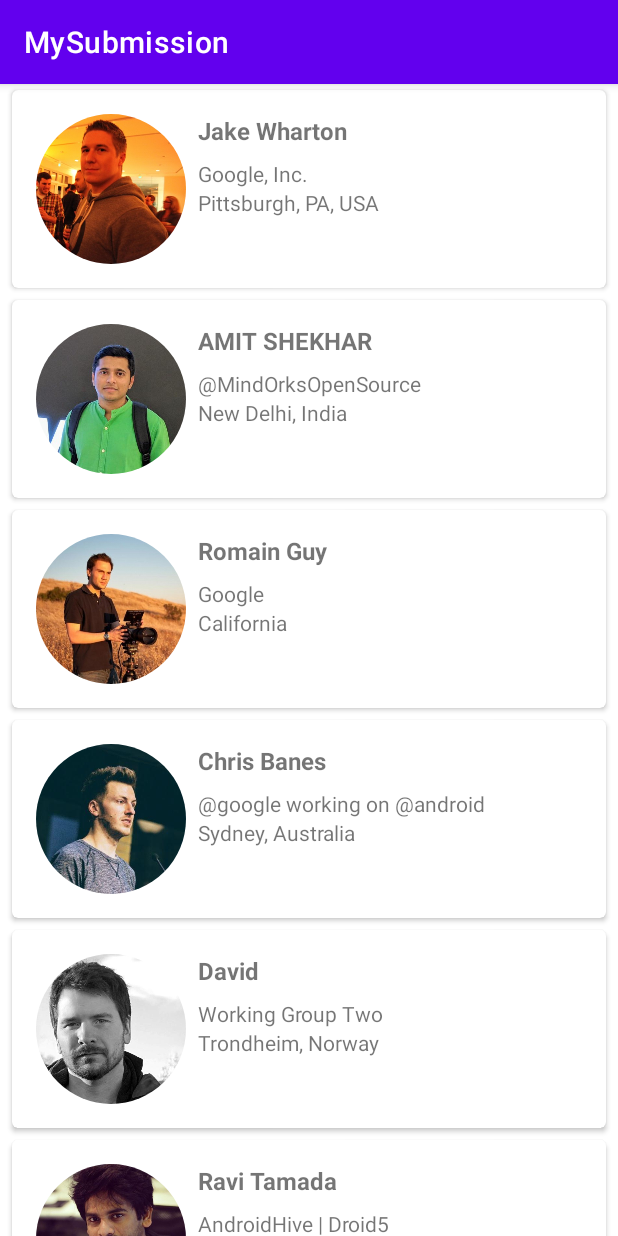
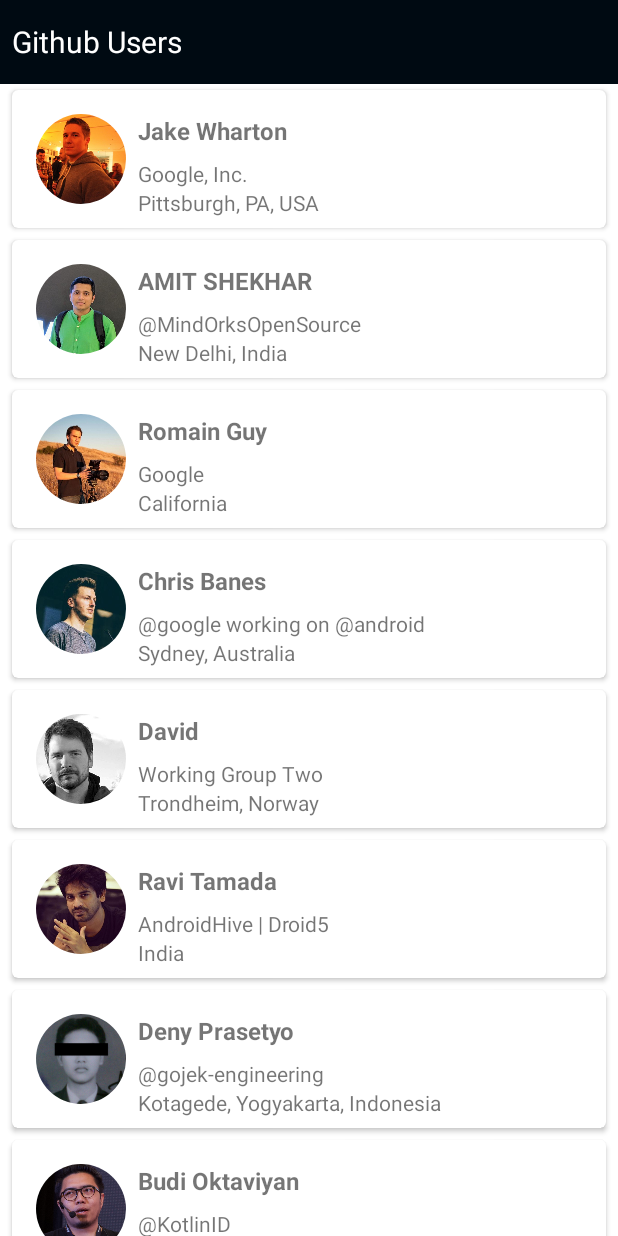
Before and after one commit to masuyamaster/Dicoding_MySubmission1, an Android app: the screen it shows after launch (MainActivity), on a phone screen of 412 x 824 dp. Run offline under Robolectric (Android 15) with nearby library versions, the phone set to English and light mode, and no system bars.

Commit message:
recyclerview 2

```diff
--- a/app/src/main/AndroidManifest.xml
+++ b/app/src/main/AndroidManifest.xml
@@ -9,7 +9,9 @@
         android:roundIcon="@mipmap/ic_launcher_round"
         android:supportsRtl="true"
         android:theme="@style/Theme.MySubmission">
-        <activity android:name=".MainActivity"
+        <activity android:name=".UserProfileActivity"></activity>
+        <activity
+            android:name=".MainActivity"
             android:exported="true">
             <intent-filter>
                 <action android:name="android.intent.action.MAIN" />
--- /dev/null
+++ b/app/src/main/java/com/roziqrizal/mysubmission/UserProfileActivity.kt
@@ -0,0 +1,11 @@
+package com.roziqrizal.mysubmission
+
+import androidx.appcompat.app.AppCompatActivity
+import android.os.Bundle
+
+class UserProfileActivity : AppCompatActivity() {
+    override fun onCreate(savedInstanceState: Bundle?) {
+        super.onCreate(savedInstanceState)
+        setContentView(R.layout.activity_user_profile)
+    }
+}
--- a/app/src/main/res/layout/activity_main.xml
+++ b/app/src/main/res/layout/activity_main.xml
@@ -6,6 +6,26 @@
     android:layout_height="match_parent"
     tools:context=".MainActivity">
 
+    <RelativeLayout
+        android:id="@+id/relativeLayout"
+        android:layout_width="match_parent"
+        android:layout_height="?attr/actionBarSize"
+        app:layout_constraintEnd_toEndOf="parent"
+        app:layout_constraintStart_toStartOf="parent"
+        app:layout_constraintTop_toTopOf="parent"
+        android:background="@color/primaryDarkColor">
+
+        <TextView
+            android:layout_width="match_parent"
+            android:layout_height="match_parent"
+            android:gravity="left|center_vertical"
+            android:paddingStart="8dp"
+            android:text="@string/github_user_bar_title"
+            android:textColor="@color/primaryTextColor"
+            android:textSize="20sp" />
+
+    </RelativeLayout>
+
     <androidx.recyclerview.widget.RecyclerView
         android:id="@+id/rv_user"
         android:layout_width="0dp"
@@ -13,6 +33,6 @@
         app:layout_constraintBottom_toBottomOf="parent"
         app:layout_constraintEnd_toEndOf="parent"
         app:layout_constraintStart_toStartOf="parent"
-        app:layout_constraintTop_toTopOf="parent" />
+        app:layout_constraintTop_toBottomOf="@+id/relativeLayout" />
 
 </androidx.constraintlayout.widget.ConstraintLayout>
--- /dev/null
+++ b/app/src/main/res/layout/activity_user_profile.xml
@@ -0,0 +1,9 @@
+<?xml version="1.0" encoding="utf-8"?>
+<androidx.constraintlayout.widget.ConstraintLayout xmlns:android="http://schemas.android.com/apk/res/android"
+    xmlns:app="http://schemas.android.com/apk/res-auto"
+    xmlns:tools="http://schemas.android.com/tools"
+    android:layout_width="match_parent"
+    android:layout_height="match_parent"
+    tools:context=".UserProfileActivity">
+
+</androidx.constraintlayout.widget.ConstraintLayout>
--- a/app/src/main/res/layout/item_user.xml
+++ b/app/src/main/res/layout/item_user.xml
@@ -19,8 +19,8 @@
 
         <ImageView
             android:id="@+id/img_item_avatar"
-            android:layout_width="100dp"
-            android:layout_height="100dp"
+            android:layout_width="60dp"
+            android:layout_height="60dp"
             android:layout_marginStart="8dp"
             android:layout_marginTop="8dp"
             android:layout_marginBottom="8dp"
--- a/app/src/main/res/values-night/themes.xml
+++ b/app/src/main/res/values-night/themes.xml
@@ -1,13 +1,13 @@
 <resources xmlns:tools="http://schemas.android.com/tools">
     <!-- Base application theme. -->
-    <style name="Theme.MySubmission" parent="Theme.MaterialComponents.DayNight.DarkActionBar">
+    <style name="Theme.MySubmission" parent="Theme.MaterialComponents.DayNight.NoActionBar">
         <!-- Primary brand color. -->
-        <item name="colorPrimary">@color/purple_200</item>
-        <item name="colorPrimaryVariant">@color/purple_700</item>
-        <item name="colorOnPrimary">@color/black</item>
+        <item name="colorPrimary">@color/primaryDarkColor</item>
+        <item name="colorPrimaryVariant">@color/primaryColor</item>
+        <item name="colorOnPrimary">@color/white</item>
         <!-- Secondary brand color. -->
-        <item name="colorSecondary">@color/teal_200</item>
-        <item name="colorSecondaryVariant">@color/teal_200</item>
+        <item name="colorSecondary">@color/secondaryColor</item>
+        <item name="colorSecondaryVariant">@color/secondaryLightColor</item>
         <item name="colorOnSecondary">@color/black</item>
         <!-- Status bar color. -->
         <item name="android:statusBarColor" tools:targetApi="l">?attr/colorPrimaryVariant</item>
--- a/app/src/main/res/values/colors.xml
+++ b/app/src/main/res/values/colors.xml
@@ -1,10 +1,17 @@
 <?xml version="1.0" encoding="utf-8"?>
 <resources>
-    <color name="purple_200">#FFBB86FC</color>
-    <color name="purple_500">#FF6200EE</color>
-    <color name="purple_700">#FF3700B3</color>
-    <color name="teal_200">#FF03DAC5</color>
-    <color name="teal_700">#FF018786</color>
+    <color name="primaryColor">#263238</color>
+    <color name="primaryLightColor">#4f5b62</color>
+    <color name="primaryDarkColor">#000a12</color>
+    <color name="primaryTextColor">#ffffff</color>
+
+    <color name="secondaryColor">#ffffff</color>
+    <color name="secondaryLightColor">#ffffff</color>
+    <color name="secondaryDarkColor">#ffffff</color>
+    <color name="secondaryTextColor">#000a12</color>
+
+
     <color name="black">#FF000000</color>
     <color name="white">#FFFFFFFF</color>
+
 </resources>
--- a/app/src/main/res/values/strings.xml
+++ b/app/src/main/res/values/strings.xml
@@ -1,5 +1,6 @@
 <resources xmlns:tools="http://schemas.android.com/tools">
     <string name="app_name">MySubmission</string>
+    <string name="github_user_bar_title">Github Users</string>
     <string name="user_name">Username</string>
     <string name="company">Company</string>
     <string name="location">Location</string>
--- a/app/src/main/res/values/themes.xml
+++ b/app/src/main/res/values/themes.xml
@@ -1,13 +1,13 @@
 <resources xmlns:tools="http://schemas.android.com/tools">
     <!-- Base application theme. -->
-    <style name="Theme.MySubmission" parent="Theme.MaterialComponents.DayNight.DarkActionBar">
+    <style name="Theme.MySubmission" parent="Theme.MaterialComponents.DayNight.NoActionBar">
         <!-- Primary brand color. -->
-        <item name="colorPrimary">@color/purple_500</item>
-        <item name="colorPrimaryVariant">@color/purple_700</item>
+        <item name="colorPrimary">@color/primaryDarkColor</item>
+        <item name="colorPrimaryVariant">@color/primaryColor</item>
         <item name="colorOnPrimary">@color/white</item>
         <!-- Secondary brand color. -->
-        <item name="colorSecondary">@color/teal_200</item>
-        <item name="colorSecondaryVariant">@color/teal_700</item>
+        <item name="colorSecondary">@color/secondaryColor</item>
+        <item name="colorSecondaryVariant">@color/secondaryLightColor</item>
         <item name="colorOnSecondary">@color/black</item>
         <!-- Status bar color. -->
         <item name="android:statusBarColor" tools:targetApi="l">?attr/colorPrimaryVariant</item>
```
